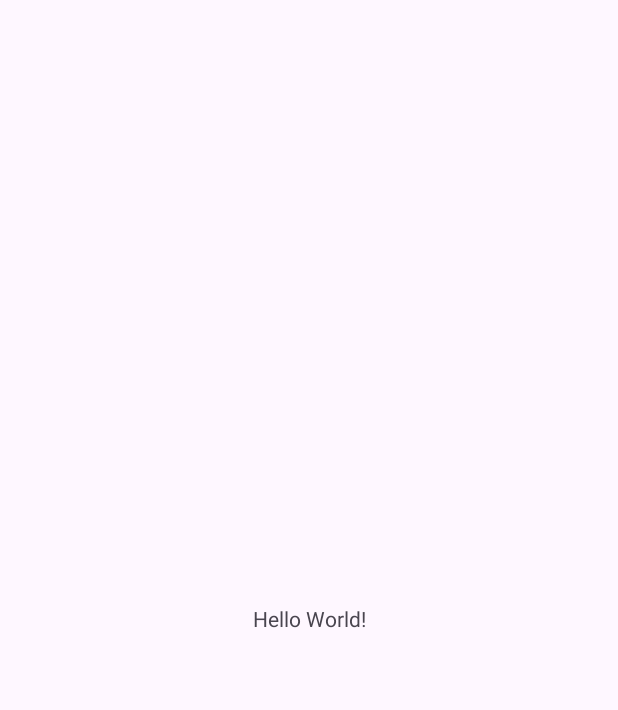
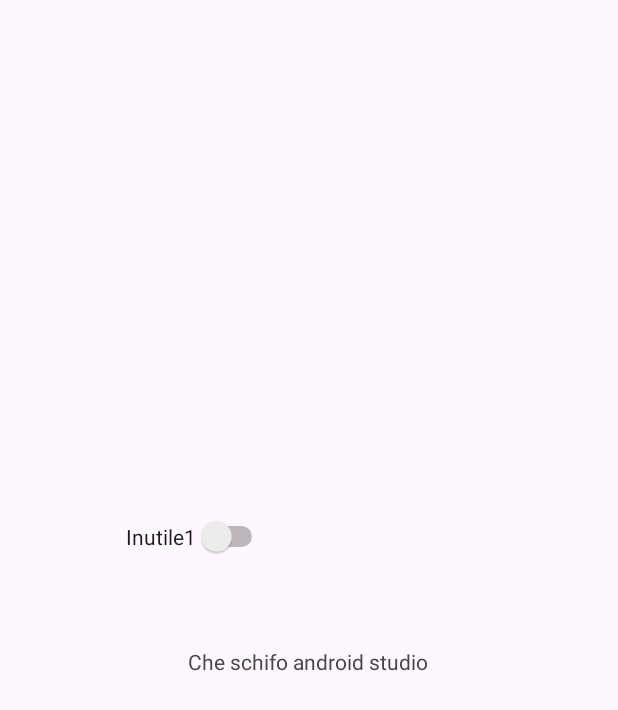
Before and after one commit to LucaAdolfo/ClimAlert, an Android app: the screen it shows after launch (MainActivity), on a phone screen of 412 x 824 dp. Before the commit the part shown is almost empty. Shown: the top 710 px of the screen. Run offline under Robolectric (Android 15) with nearby library versions, the phone set to English and light mode, and no system bars.

Commit message:
Update activity_main.xml

```diff
--- a/app/src/main/res/layout/activity_main.xml
+++ b/app/src/main/res/layout/activity_main.xml
@@ -8,12 +8,26 @@
     tools:context=".MainActivity">
 
     <TextView
+        android:id="@+id/textView"
         android:layout_width="wrap_content"
         android:layout_height="wrap_content"
-        android:text="Hello World!"
+        android:text="Che schifo android studio"
         app:layout_constraintBottom_toBottomOf="parent"
         app:layout_constraintEnd_toEndOf="parent"
+        app:layout_constraintHorizontal_bias="0.498"
         app:layout_constraintStart_toStartOf="parent"
-        app:layout_constraintTop_toTopOf="parent" />
+        app:layout_constraintTop_toTopOf="parent"
+        app:layout_constraintVertical_bias="0.536" />
+
+    <Switch
+        android:id="@+id/switch1"
+        android:layout_width="wrap_content"
+        android:layout_height="wrap_content"
+        android:layout_marginBottom="60dp"
+        android:text="Inutile1"
+        app:layout_constraintBottom_toTopOf="@+id/textView"
+        app:layout_constraintEnd_toEndOf="parent"
+        app:layout_constraintHorizontal_bias="0.264"
+        app:layout_constraintStart_toStartOf="parent" />
 
 </androidx.constraintlayout.widget.ConstraintLayout>
```
